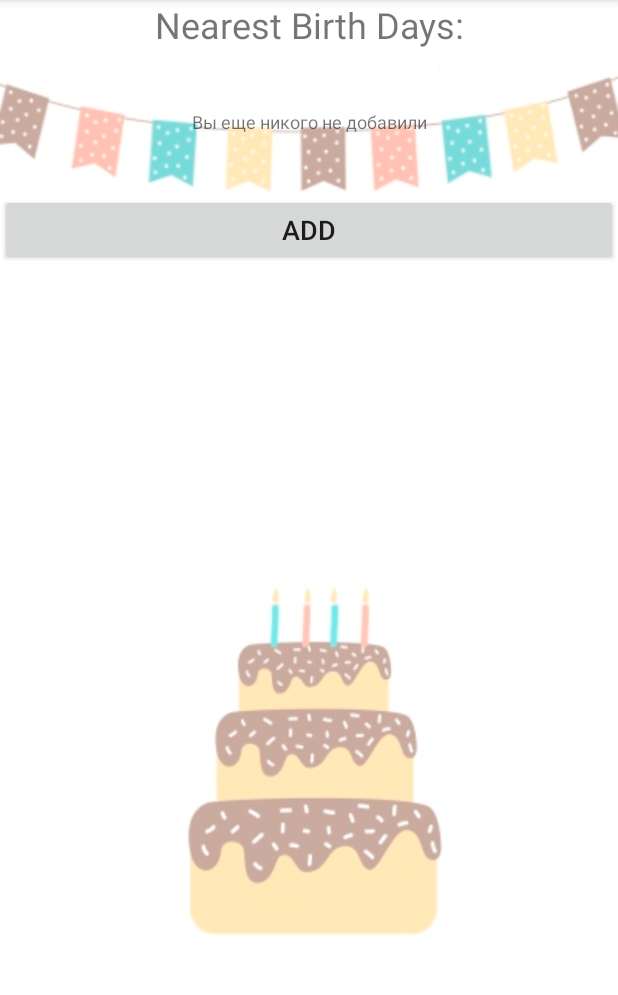
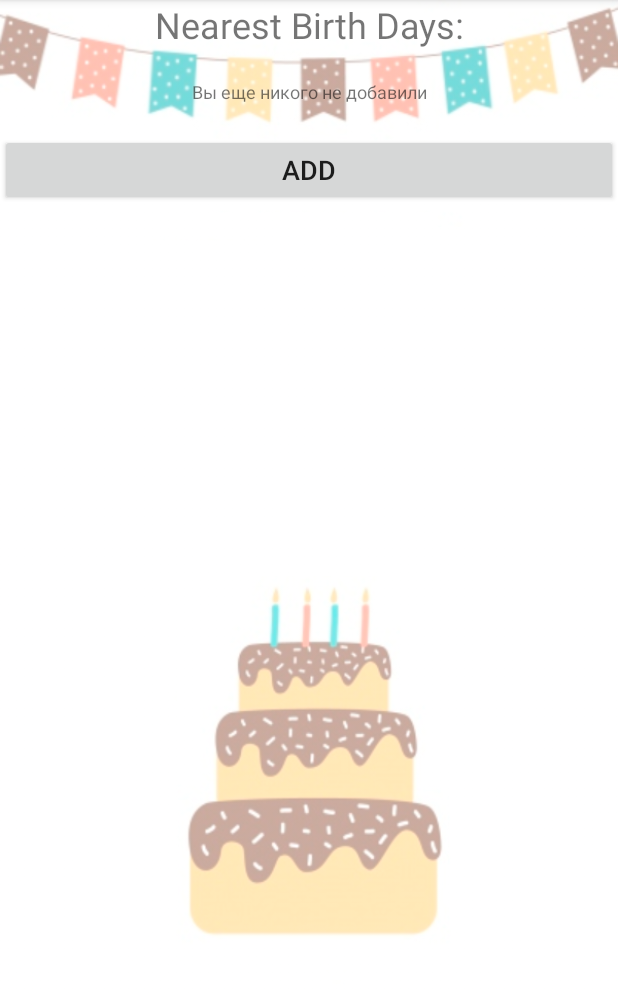
Before and after one commit to Senned-001/Android, an Android app: the screen it shows after launch (MainActivity), on a phone screen of 412 x 824 dp, the part 84-1079 px from its top. Run offline under Robolectric (Android 15) with nearby library versions, the phone set to English and light mode, and no system bars; 1 statement that could not run was skipped.

Commit message:
First commit

```diff
--- a/BirthDayReminder/app/src/main/java/android/exemple/birthdayreminder/MainActivity.java
+++ b/BirthDayReminder/app/src/main/java/android/exemple/birthdayreminder/MainActivity.java
@@ -35,6 +35,7 @@ public class MainActivity extends AppCompatActivity {
             listView.setAdapter(arrayAdapter);
         }
         adapter.close();
+
     }
 
     public void add(View view){
--- a/BirthDayReminder/app/src/main/res/layout/activity_main.xml
+++ b/BirthDayReminder/app/src/main/res/layout/activity_main.xml
@@ -17,7 +17,7 @@
         android:layout_height="wrap_content"
         android:text="Вы еще никого не добавили"
         android:textSize="12sp"
-        android:padding="40dp"
+        android:padding="20dp"
         android:gravity="center_horizontal"/>
     <ListView
         android:id="@+id/list_main"
@@ -31,4 +31,11 @@
         android:onClick="add"
         android:textSize="18dp"
         android:layout_gravity="end"/>
+    <TextView
+        android:id="@+id/annonce"
+        android:layout_width="match_parent"
+        android:layout_height="wrap_content"
+        android:textSize="12sp"
+        android:padding="20dp"
+        android:gravity="center_horizontal"/>
 </LinearLayout>
```
Also changed, not shown: BirthDayReminder/app/src/main/java/android/exemple/birthdayreminder/DatabaseAdapter.java (+24 -8 lines), BirthDayReminder/app/src/main/res/drawable-v24/background.png, 2 other files.
